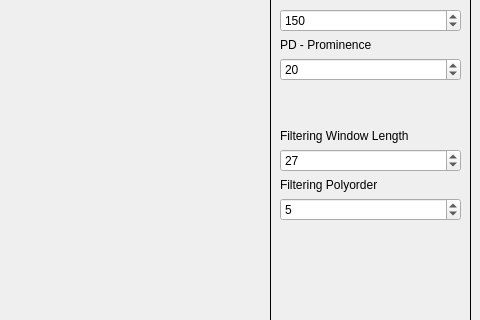
This is ecg_viewer_window.ui in HTM-Workshop/ECG-Viewer as Qt 5 draws it before an edit; both pictures show x 320 to 800 and y 110 to 430 of the 800 by 761 pixel window. The edited form follows.
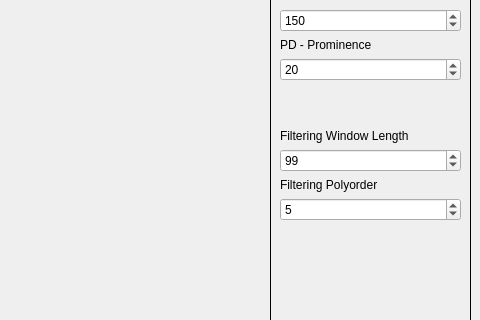
This is the edited form. Icons and pictures are not drawn. Custom widgets are drawn as their Qt base class.

Commit message: Updated default settings for higher sample rate

Diff of the .ui file:
```diff
--- a/ecg_viewer_window.ui
+++ b/ecg_viewer_window.ui
@@ -373,11 +373,14 @@
        </item>
        <item>
         <widget class="QSpinBox" name="window_length_box">
+         <property name="maximum">
+          <number>299</number>
+         </property>
          <property name="singleStep">
           <number>2</number>
          </property>
          <property name="value">
-          <number>27</number>
+          <number>99</number>
          </property>
         </widget>
        </item>
```
The commit also changes 2 other files.
